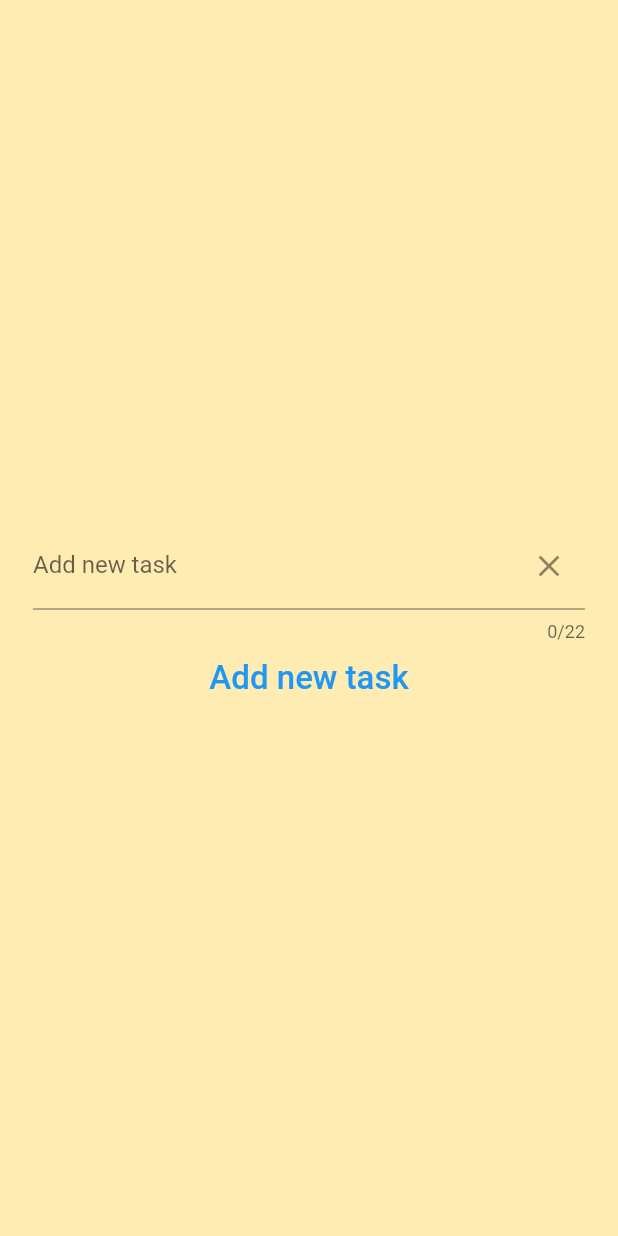
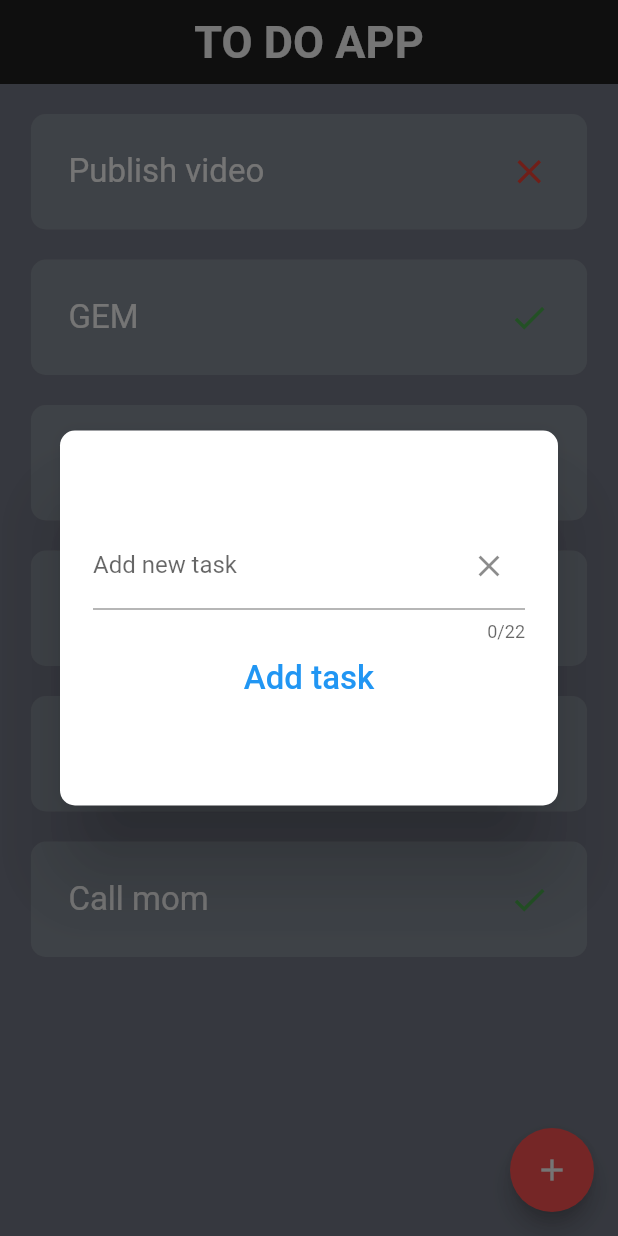
Before and after one commit to unesxavi/flutter_todo_app, a Flutter app: the screen it shows after launch, after a tap on the "add" icon, on a phone screen of 412 x 824 dp. Run offline on Flutter 3.47's test engine with Material 2 defaults, Android fonts, the phone set to English and light mode, and no system bars.

Commit message:
TAsk add new v1

```diff
--- a/lib/main.dart
+++ b/lib/main.dart
@@ -76,13 +76,19 @@ class _TodoAppState extends State<TodoApp> {
         ),
         floatingActionButton: FloatingActionButton(
           onPressed: () {
-            showModalBottomSheet(
-                context: context,
-                builder: (BuildContext context) {
-                  return Container(
-                    height: double.infinity,
+            // showModalBottomSheet(
+            showDialog(
+              context: context,
+              builder: (BuildContext context) {
+                return Dialog(
+                  shape: RoundedRectangleBorder(
+                    borderRadius: BorderRadius.circular(10),
+                  ),
+                  child: Container(
+                    // height: double.infinity,
+                    height: 250,
                     padding: const EdgeInsets.all(22),
-                    color: Colors.amber[100],
+                    // color: Colors.amber[100],
                     child: Column(
                       mainAxisAlignment: MainAxisAlignment.center,
                       crossAxisAlignment: CrossAxisAlignment.center,
@@ -107,7 +113,7 @@ class _TodoAppState extends State<TodoApp> {
                             Navigator.pop(context);
                           },
                           child: const Text(
-                            'Add new task',
+                            'Add task',
                             style: TextStyle(
                               fontSize: 22,
                             ),
@@ -115,9 +121,11 @@ class _TodoAppState extends State<TodoApp> {
                         )
                       ],
                     ),
-                  );
-                },
-                isScrollControlled: true);
+                  ),
+                );
+              },
+              // isScrollControlled: true,
+            );
           },
           backgroundColor: Colors.redAccent,
           child: const Icon(
--- a/pubspec.yaml
+++ b/pubspec.yaml
@@ -35,6 +35,7 @@ dependencies:
   # The following adds the Cupertino Icons font to your application.
   # Use with the CupertinoIcons class for iOS style icons.
   cupertino_icons: ^1.0.2
+  flutter_form_builder: ^7.8.0
 
 dev_dependencies:
   flutter_test:
```
Also changed, not shown: pubspec.lock.
